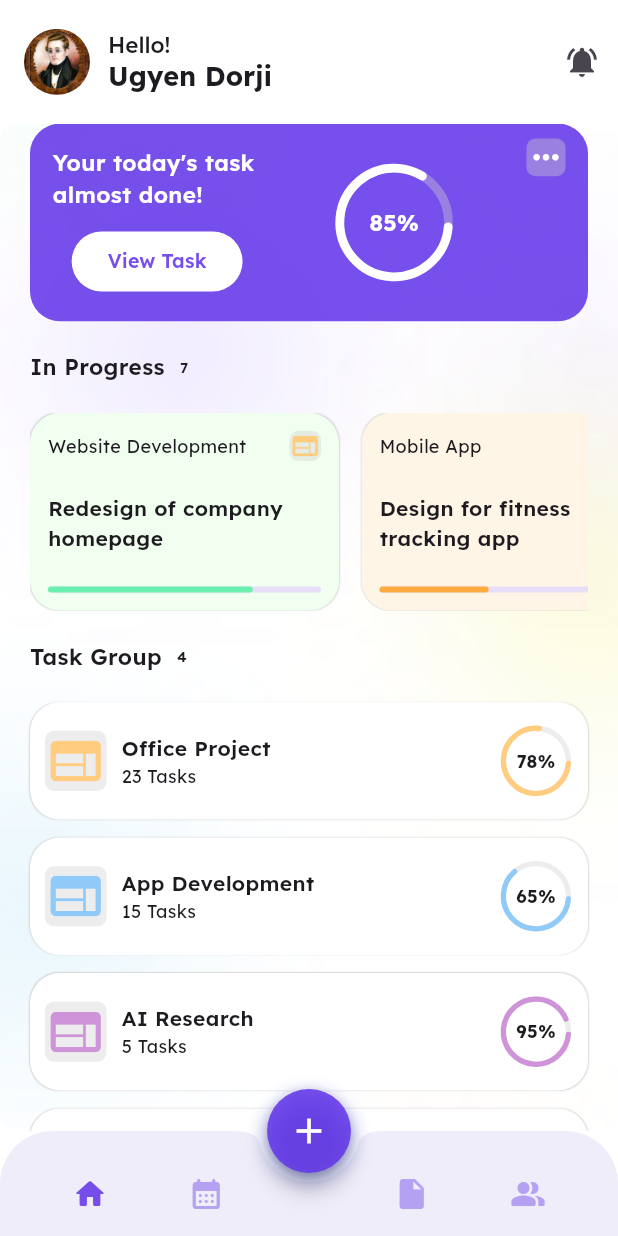
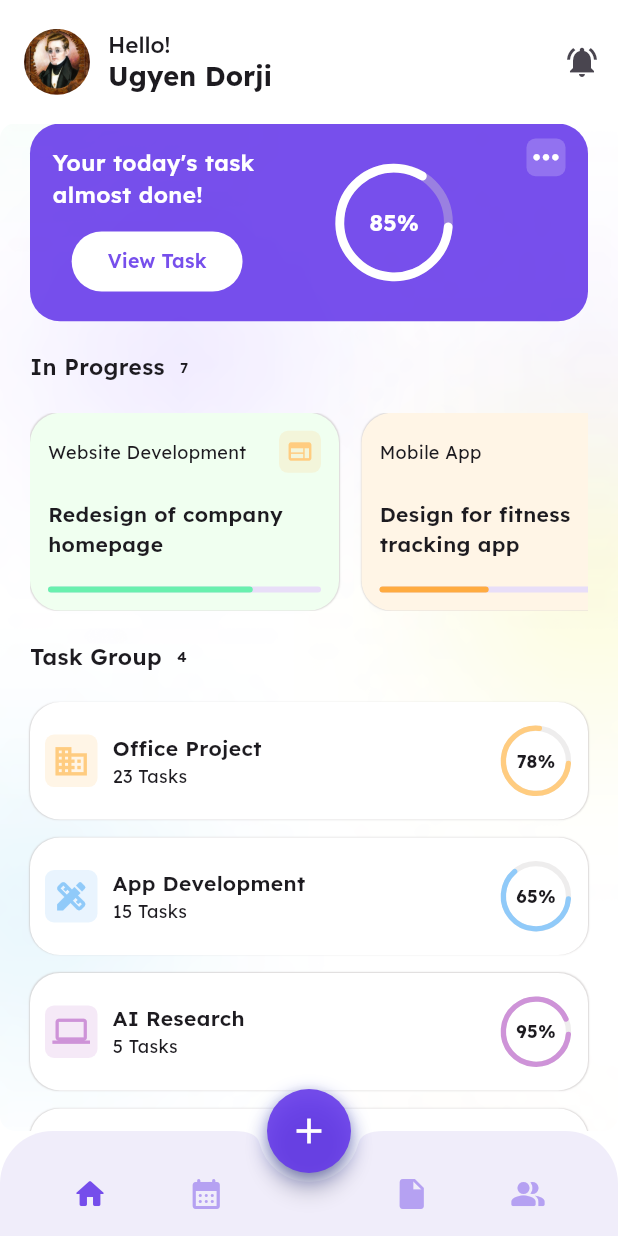
Before and after one commit to UgyenDorji129/todo_app, a Flutter app: the WrapperScreen screen opened by its route, on a phone screen of 412 x 824 dp. Run offline on Flutter 3.47's test engine with Material 3 defaults, Android fonts, the phone set to English and light mode, and no system bars; drawn by our look-alikes of syncfusion_flutter_gauges; our stand-ins replace shared_preferences; accounts and stored records are empty.

Commit message:
Made the custom icon more dynamic

```diff
--- a/lib/screens/home/widgets/progress_card.dart
+++ b/lib/screens/home/widgets/progress_card.dart
@@ -23,6 +23,7 @@ Widget progressCard(
     padding: EdgeInsets.symmetric(vertical: 12, horizontal: 12),
     child: Column(
       mainAxisAlignment: MainAxisAlignment.spaceBetween,
+      crossAxisAlignment: CrossAxisAlignment.start,
       children: [
         Row(
           mainAxisAlignment: MainAxisAlignment.spaceBetween,
@@ -31,10 +32,11 @@ Widget progressCard(
               cardTitle,
               style: TextStyle(fontSize: 12, fontWeight: FontWeight.w400),
             ),
-            customIcon(icon: icon, color: iconColor, size: 20.0)
+            customIcon(icon: icon, color: iconColor, size: 18.0, vertical: 5.0, horizantal: 5.0)
           ],
         ),
         Text(cardDetail,
+            maxLines: 3,
             style: TextStyle(fontSize: 14, fontWeight: FontWeight.w600)),
         LinearProgressIndicator(
           borderRadius: BorderRadius.circular(20),
--- a/lib/screens/home/widgets/summary_dashboard.dart
+++ b/lib/screens/home/widgets/summary_dashboard.dart
@@ -46,7 +46,7 @@ Widget summaryDashboard(context) {
             fontColor: Colors.white
             ),
         customIcon(
-            icon: Icons.more_horiz_rounded, color: Colors.white, size: 25.0)
+            icon: Icons.more_horiz_rounded, color: Colors.white, size: 25.0, vertical: 0.05, horizantal: 0.5)
       ],
     ),
   );
--- a/lib/screens/home/widgets/task_card.dart
+++ b/lib/screens/home/widgets/task_card.dart
@@ -23,7 +23,7 @@ Widget taskCard(
       children: [
         Row(
           children: [
-            customIcon(icon: Icons.web, color: color, size: 40.0),
+            customIcon(icon: icon, color: color, size: 25.0, vertical: 5.0, horizantal: 5.0),
             SizedBox(
               width: 10,
             ),
```
Also changed, not shown: lib/global_widget/custom_icon.dart (+5 -3 lines).
